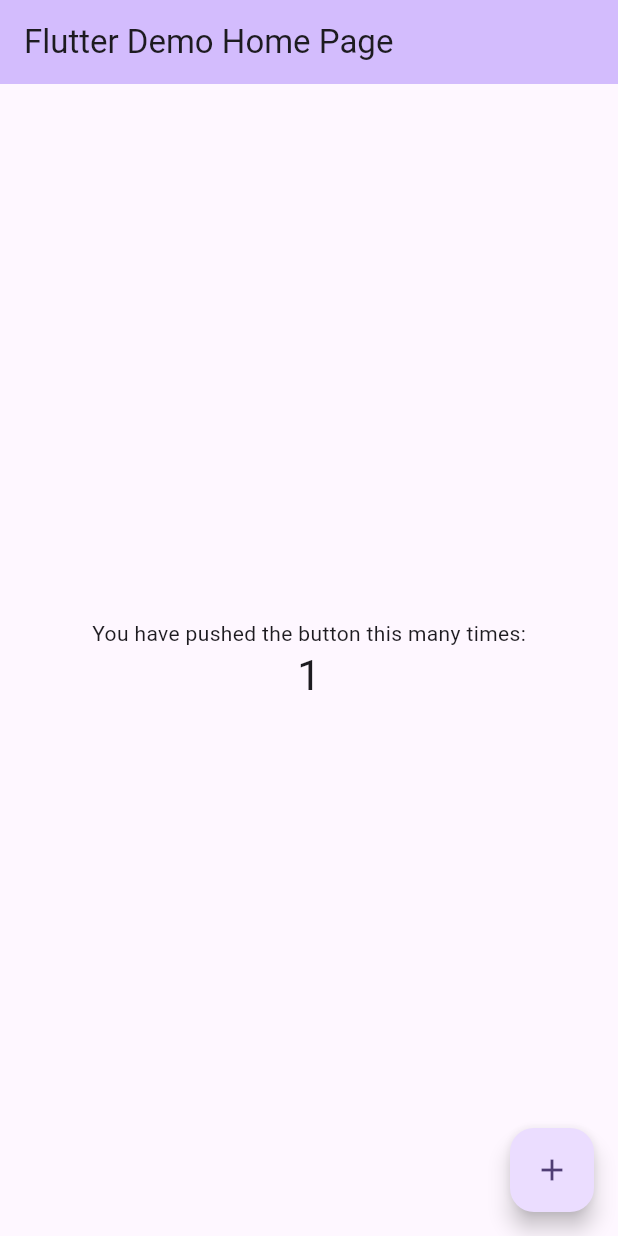
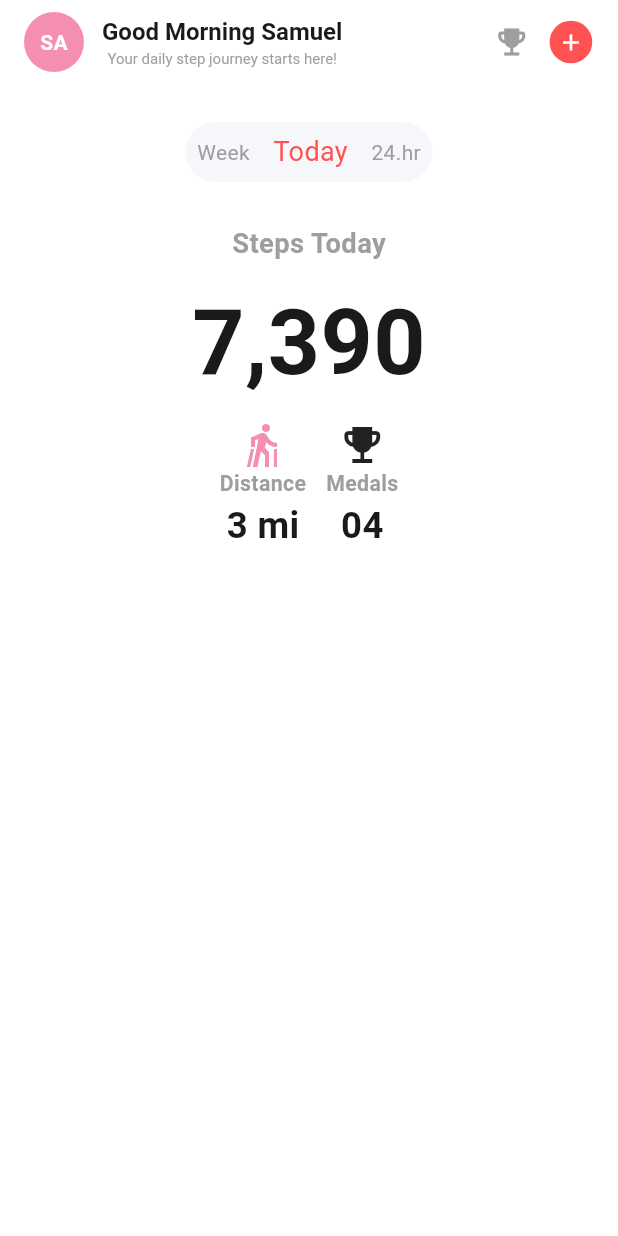
Before and after one commit to Samwoker/step_counter, a Flutter app: the screen it shows after launch, after a tap on the "add" icon, on a phone screen of 412 x 824 dp. Run offline on Flutter 3.47's test engine with Material 3 defaults, Android fonts, the phone set to English and light mode, and no system bars; our stand-ins replace flutter_screenutil.

Commit message:
Implementing app

```diff
--- a/lib/common/shared/color.dart
+++ b/lib/common/shared/color.dart
@@ -1,11 +1,11 @@
 import 'dart:ui';
 
 class AppColors {
-  static const Color primaryBrand = Color(0xF48FB1);
-  static const Color secondaryBrand = Color(0x4CAF50);
-  static const Color background = Color(0xFFFFFF);
-  static const Color canvas = Color(0xF5F7FA);
-  static const Color textPrimary = Color(0x1A1A1A);
-  static const Color textSecondary = Color(0x9E9E9E);
-  static const Color alert = Color(0xFF5252);
+  static const Color primaryBrand = Color(0xFFF48FB1);
+  static const Color secondaryBrand = Color(0xFF4CAF50);
+  static const Color background = Color(0xFFFFFFFF);
+  static const Color canvas = Color(0xFFF5F7FA);
+  static const Color textPrimary = Color(0xFF1A1A1A);
+  static const Color textSecondary = Color(0xFF9E9E9E);
+  static const Color alert = Color(0xFFFF5252);
 }
--- a/lib/main.dart
+++ b/lib/main.dart
@@ -1,7 +1,18 @@
 import 'package:flutter/material.dart';
+import 'package:flutter_screenutil/flutter_screenutil.dart';
+import 'package:step_counter/common/shared/color.dart';
+import 'package:step_counter/pages/home/home_page.dart';
 
 void main() {
-  runApp(const MyApp());
+  runApp(
+    ScreenUtilInit(
+      designSize: const Size(375, 812),
+      minTextAdapt: true,
+      builder: (context, child) {
+        return const MyApp();
+      },
+    ),
+  );
 }
 
 class MyApp extends StatelessWidget {
@@ -10,57 +21,11 @@ class MyApp extends StatelessWidget {
   @override
   Widget build(BuildContext context) {
     return MaterialApp(
-      title: 'Flutter Demo',
       theme: ThemeData(
-        colorScheme: ColorScheme.fromSeed(seedColor: Colors.deepPurple),
+        appBarTheme: const AppBarTheme(backgroundColor: AppColors.background),
       ),
-      home: const MyHomePage(title: 'Flutter Demo Home Page'),
+      debugShowCheckedModeBanner: false,
+      home: HomePage(),
     );
   }
 }
-
-class MyHomePage extends StatefulWidget {
-  const MyHomePage({super.key, required this.title});
-
-  final String title;
-
-  @override
-  State<MyHomePage> createState() => _MyHomePageState();
-}
-
-class _MyHomePageState extends State<MyHomePage> {
-  int _counter = 0;
-
-  void _incrementCounter() {
-    setState(() {
-      _counter++;
-    });
-  }
-
-  @override
-  Widget build(BuildContext context) {
-    return Scaffold(
-      appBar: AppBar(
-        backgroundColor: Theme.of(context).colorScheme.inversePrimary,
-        title: Text(widget.title),
-      ),
-      body: Center(
-        child: Column(
-          mainAxisAlignment: MainAxisAlignment.center,
-          children: <Widget>[
-            const Text('You have pushed the button this many times:'),
-            Text(
-              '$_counter',
-              style: Theme.of(context).textTheme.headlineMedium,
-            ),
-          ],
-        ),
-      ),
-      floatingActionButton: FloatingActionButton(
-        onPressed: _incrementCounter,
-        tooltip: 'Increment',
-        child: const Icon(Icons.add),
-      ),
-    );
-  }
-}
--- /dev/null
+++ b/lib/pages/home/home_page.dart
@@ -0,0 +1,24 @@
+import 'package:flutter/material.dart';
+import 'package:step_counter/pages/home/widgets/home_page_widgets.dart';
+
+class HomePage extends StatefulWidget {
+  const HomePage({super.key});
+
+  @override
+  State<HomePage> createState() => _HomePageState();
+}
+
+class _HomePageState extends State<HomePage> {
+  @override
+  Widget build(BuildContext context) {
+    return Scaffold(
+      backgroundColor: Colors.white,
+      appBar: buildAppBar(),
+      body: Container(
+        child: Column(
+          children: [toggleDay(), SizedBox(height: 20), stepsWalked()],
+        ),
+      ),
+    );
+  }
+}
--- /dev/null
+++ b/lib/pages/home/widgets/home_page_widgets.dart
@@ -0,0 +1,206 @@
+import 'package:flutter/material.dart';
+import 'package:flutter_screenutil/flutter_screenutil.dart';
+import 'package:step_counter/common/shared/color.dart';
+
+AppBar buildAppBar() {
+  return AppBar(
+    backgroundColor: Colors.white,
+    elevation: 0,
+    titleSpacing: 0,
+    leading: Container(
+      padding: const EdgeInsets.only(left: 16.0, top: 8.0, bottom: 8.0),
+      child: GestureDetector(
+        onTap: () {},
+        child: Container(
+          decoration: const BoxDecoration(
+            color: AppColors.primaryBrand,
+            shape: BoxShape.circle,
+          ),
+          child: const Center(
+            // Avatar text replaced with image
+            child: Text(
+              "SA",
+              style: TextStyle(
+                color: Colors.white,
+                fontWeight: FontWeight.bold,
+                fontSize: 14,
+              ),
+            ),
+          ),
+        ),
+      ),
+    ),
+    title: Container(
+      padding: const EdgeInsets.only(left: 12.0),
+      child: Column(
+        mainAxisAlignment: MainAxisAlignment.center,
+        crossAxisAlignment: CrossAxisAlignment.center,
+        children: [
+          // The name will be replaced dynamically
+          Text(
+            "Good Morning Samuel",
+            style: TextStyle(
+              color: AppColors.textPrimary,
+              fontWeight: FontWeight.w700,
+              fontSize: 16,
+            ),
+          ),
+          SizedBox(height: 2),
+          Text(
+            "Your daily step journey starts here!",
+            style: TextStyle(
+              color: AppColors.textSecondary,
+              fontSize: 10,
+              fontWeight: FontWeight.w400,
+            ),
+          ),
+        ],
+      ),
+    ),
+    actions: [
+      IconButton(
+        onPressed: () {},
+        icon: const Icon(Icons.emoji_events, color: AppColors.textSecondary),
+      ),
+      Padding(
+        padding: const EdgeInsets.only(right: 16.0),
+        child: GestureDetector(
+          onTap: () {},
+          child: Container(
+            width: 28.w,
+            height: 28.h,
+            decoration: const BoxDecoration(
+              color: AppColors.alert,
+              shape: BoxShape.circle,
+            ),
+            child: const Icon(Icons.add, color: Colors.white, size: 18),
+          ),
+        ),
+      ),
+    ],
+  );
+}
+
+Widget toggleDay() {
+  return Center(
+    child: Container(
+      margin: EdgeInsets.only(top: 25.h),
+      width: 150.w,
+      height: 40,
+      decoration: BoxDecoration(
+        color: AppColors.canvas,
+        borderRadius: BorderRadius.circular(35.w),
+      ),
+      child: Row(
+        mainAxisAlignment: MainAxisAlignment.spaceAround,
+        children: [
+          _toggleDayText("Week"),
+          _toggleDayText("Today", isActive: true),
+          _toggleDayText("24.hr"),
+        ],
+      ),
+    ),
+  );
+}
+
+Widget _toggleDayText(String text, {bool isActive = false}) {
+  return Container(
+    child: Text(
+      text,
+      style: TextStyle(
+        color: isActive ? AppColors.alert : AppColors.textSecondary,
+        fontSize: isActive ? 18 : 14,
+        fontWeight: FontWeight.normal,
+      ),
+    ),
+  );
+}
+
+Widget stepsWalked() {
+  return Container(
+    margin: const EdgeInsets.only(top: 8),
+    child: Column(
+      children: [
+        Text(
+          "Steps Today",
+          style: TextStyle(
+            color: AppColors.textSecondary,
+            fontSize: 18.sp,
+            fontWeight: FontWeight.w700,
+          ),
+        ),
+        SizedBox(height: 10.h),
+        Text(
+          "7,390",
+          style: TextStyle(
+            color: AppColors.textPrimary,
+            fontSize: 60.sp,
+            fontWeight: FontWeight.bold,
+          ),
+        ),
+        Row(
+          mainAxisAlignment: MainAxisAlignment.center,
+          children: [
+            Container(
+              margin: EdgeInsets.only(top: 8),
+              child: Column(
+                crossAxisAlignment: CrossAxisAlignment.center,
+                mainAxisAlignment: MainAxisAlignment.start,
+                children: [
+                  Icon(
+                    Icons.nordic_walking,
+                    size: 32,
+                    color: AppColors.primaryBrand,
+                  ),
+                  Text(
+                    "Distance",
+                    style: TextStyle(
+                      color: AppColors.textSecondary,
+                      fontSize: 14.sp,
+                      fontWeight: FontWeight.w700,
+                    ),
+                  ),
+                  Text(
+                    "3 mi",
+                    style: TextStyle(
+                      color: AppColors.textPrimary,
+                      fontSize: 24.sp,
+                      fontWeight: FontWeight.w700,
+                    ),
+                  ),
+                ],
+              ),
+            ),
+            SizedBox(width: 12.w),
+            Container(
+              margin: EdgeInsets.only(top: 8),
+              child: Column(
+                crossAxisAlignment: CrossAxisAlignment.center,
+                mainAxisAlignment: MainAxisAlignment.start,
+                children: [
+                  Icon(Icons.emoji_events, size: 32),
+                  Text(
+                    "Medals",
+                    style: TextStyle(
+                      color: AppColors.textSecondary,
+                      fontSize: 14.sp,
+                      fontWeight: FontWeight.w700,
+                    ),
+                  ),
+                  Text(
+                    "04",
+                    style: TextStyle(
+                      color: AppColors.textPrimary,
+                      fontSize: 24.sp,
+                      fontWeight: FontWeight.w700,
+                    ),
+                  ),
+                ],
+              ),
+            ),
+          ],
+        ),
+      ],
+    ),
+  );
+}
--- a/pubspec.yaml
+++ b/pubspec.yaml
@@ -30,6 +30,7 @@ environment:
 dependencies:
   flutter:
     sdk: flutter
+  flutter_screenutil: ^5.9.3
 
   # The following adds the Cupertino Icons font to your application.
   # Use with the CupertinoIcons class for iOS style icons.
```
Also changed, not shown: pubspec.lock.
